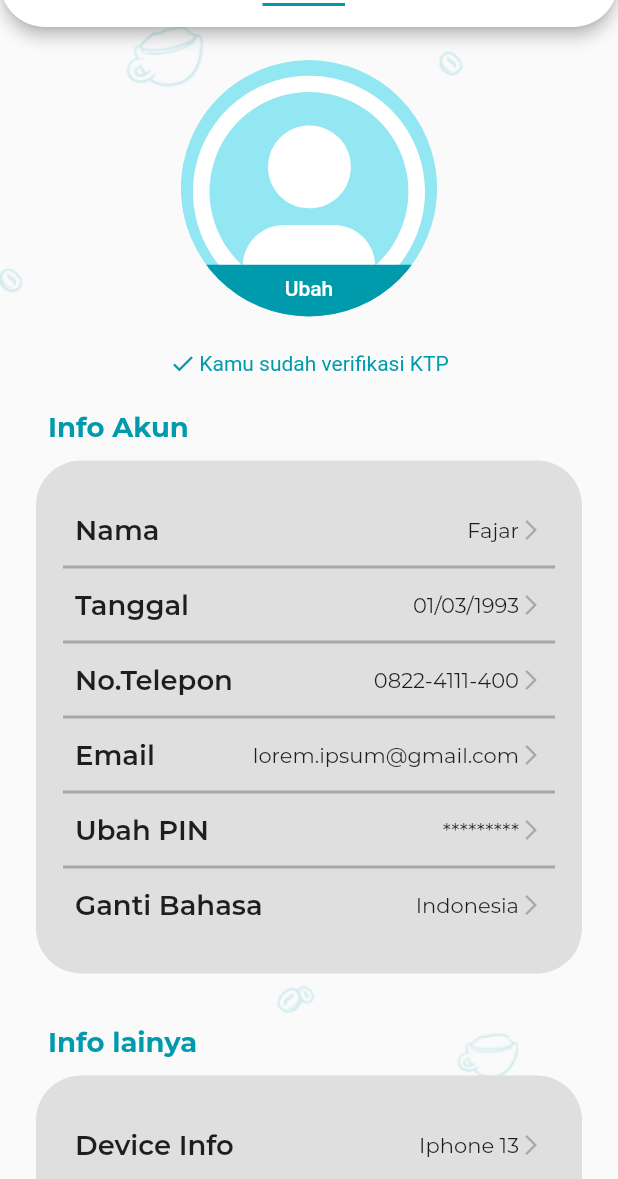
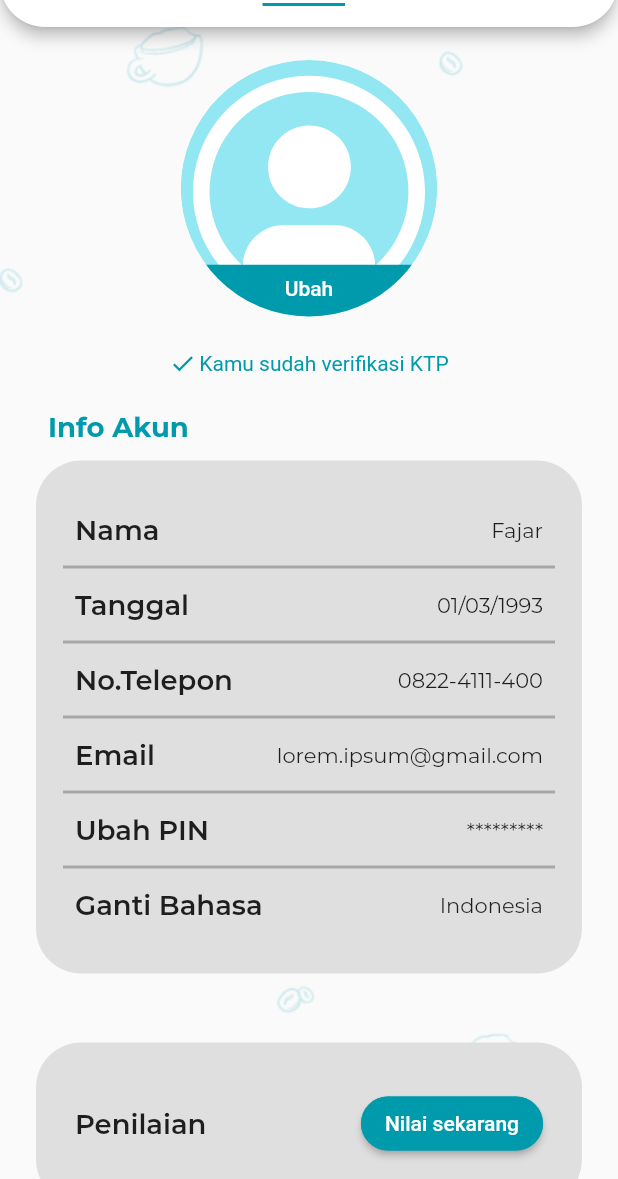
Before and after one commit to noersy/kitchen_venturo, a Flutter app: the ProfilePage screen opened directly, on a phone screen of 412 x 824 dp, the part 57-1236 px from its top. Run offline on Flutter 3.47's test engine with Material 2 defaults, Android fonts, the phone set to English and light mode, and no system bars; our stand-ins replace connectivity, flutter_screenutil, flutter_svg, pinput, pull_to_refresh, syncfusion_flutter_datepicker; missing offline and left inert: loadmore, skeleton_animation.

Commit message:
Profil Button Penilaian

```diff
--- a/lib/view/profile/profile_page.dart
+++ b/lib/view/profile/profile_page.dart
@@ -93,7 +93,8 @@ class ProfilePage extends StatelessWidget {
                       children: [
                         Padding(
                           padding: const EdgeInsets.only(left: SpaceDims.sp32),
-                          child: Text(lang.profile.subtitle,
+                          child: Text(
+                            lang.profile.subtitle,
                             style: TypoSty.titlePrimary,
                           ),
                         ),
@@ -166,8 +167,7 @@ class ProfilePage extends StatelessWidget {
                                       shape: const RoundedRectangleBorder(
                                           borderRadius: BorderRadius.only(
                                               topLeft: Radius.circular(30.0),
-                                                topRight:
-                                                    Radius.circular(30.0))),
+                                              topRight: Radius.circular(30.0))),
                                       context: context,
                                       builder: (BuildContext context) =>
                                           const ChangeLagSheet(),
@@ -181,6 +181,30 @@ class ProfilePage extends StatelessWidget {
                         const SizedBox(height: SpaceDims.sp22),
                       ],
                     ),
+                    Container(
+                      alignment: Alignment.center,
+                      margin: const EdgeInsets.symmetric(
+                        horizontal: SpaceDims.sp24,
+                        vertical: SpaceDims.sp12,
+                      ),
+                      padding: const EdgeInsets.symmetric(
+                        vertical: SpaceDims.sp22,
+                      ),
+                      decoration: BoxDecoration(
+                        color: ColorSty.grey60,
+                        borderRadius: BorderRadius.circular(30.0),
+                      ),
+                      child: Column(
+                        children: const [
+                          TileListProfile(
+                            top: false,
+                            title: 'Penilaian',
+                            button: true,
+                          ),
+                        ],
+                      ),
+                    ),
+                    const SizedBox(height: SpaceDims.sp22),
                     Column(
                       crossAxisAlignment: CrossAxisAlignment.start,
                       children: [
@@ -262,17 +286,20 @@ class InfoSheet extends StatelessWidget {
 
 class TileListProfile extends StatefulWidget {
   final bool? top, bottom;
-  final String title, suffix;
+  final String? suffix;
+  final String title;
+  final bool? button;
   final Function()? onPreseed;
 
-  const TileListProfile({
-    Key? key,
+  const TileListProfile(
+      {Key? key,
       this.top = true,
       this.bottom = false,
       required this.title,
-    required this.suffix,
+      this.suffix,
       this.onPreseed,
-  }) : super(key: key);
+      this.button})
+      : super(key: key);
 
   @override
   State<TileListProfile> createState() => _TileListProfileState();
@@ -348,15 +375,27 @@ class _TileListProfileState extends State<TileListProfile> {
                 Text(widget.title, style: TypoSty.captionSemiBold),
                 Row(
                   children: [
+                    if (widget.button != null)
+                      ElevatedButton(
+                          onPressed: () {},
+                          child: const Text('Nilai sekarang'),
+                          style: ButtonStyle(
+                              shape: MaterialStateProperty.all<
+                                      RoundedRectangleBorder>(
+                                  RoundedRectangleBorder(
+                                      borderRadius: BorderRadius.circular(18.0),
+                                      side: BorderSide(
+                                          color: ColorSty.primary))))),
+                    if (widget.suffix != null)
                       Text(
-                      widget.suffix,
+                        widget.suffix.toString(),
                         style: TypoSty.caption.copyWith(fontSize: 14.0),
                       ),
-                    const Icon(
-                      Icons.arrow_forward_ios,
-                      color: ColorSty.grey,
-                      size: 16.0,
-                    )
+                    // const Icon(
+                    //   Icons.arrow_forward_ios,
+                    //   color: ColorSty.grey,
+                    //   size: 16.0,
+                    // )
                   ],
                 ),
               ],
```
Lines whose indentation alone changed are shown as unchanged.
